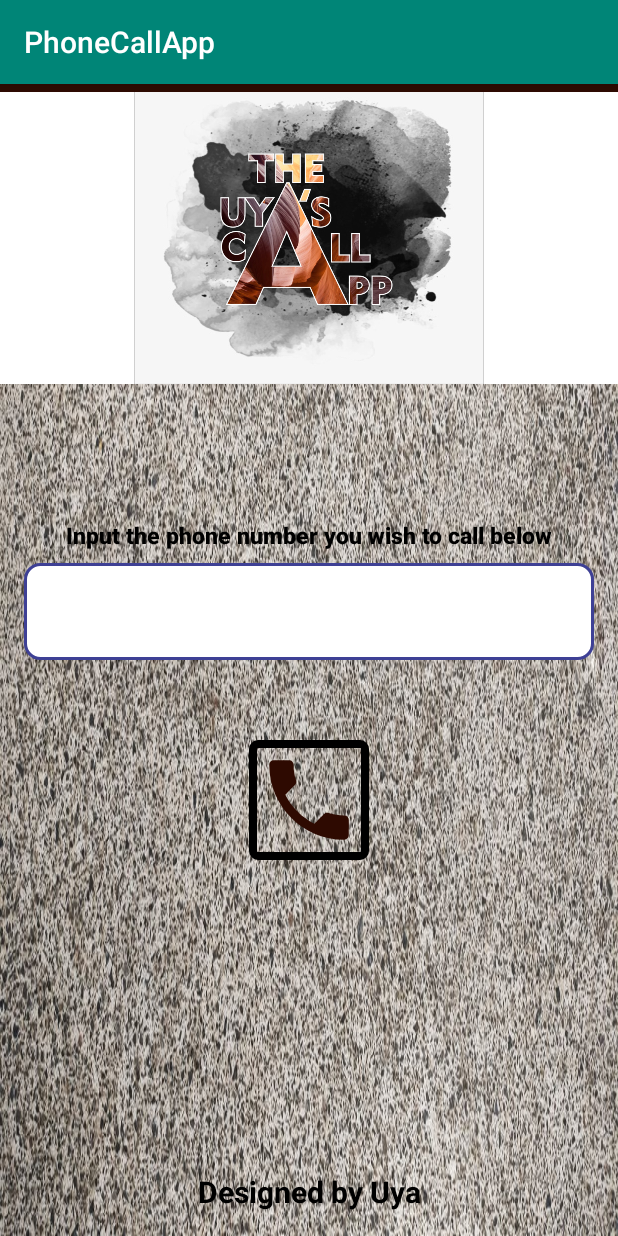
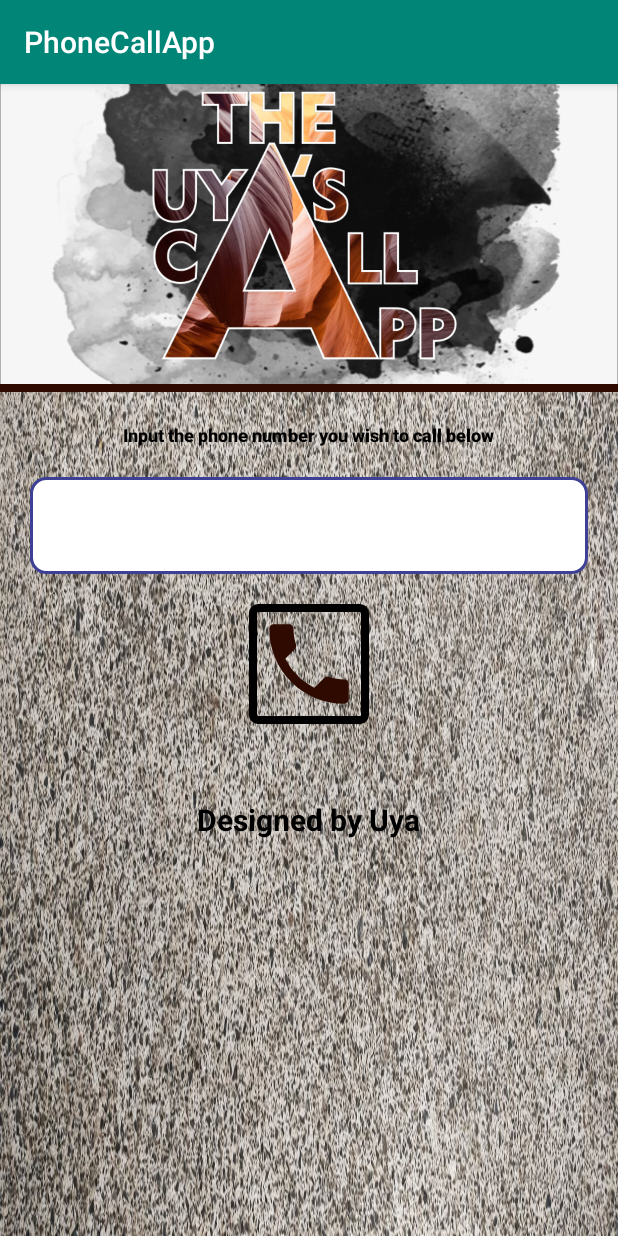
Before and after one commit to RayUya/PhoneCallApp, an Android app: the screen it shows after launch (MainActivity), on a phone screen of 412 x 824 dp. Run offline under Robolectric (Android 15) with nearby library versions, the phone set to English and light mode, and no system bars.

Commit message:
Permission to call

```diff
--- a/app/src/main/java/com/example/phonecallapp/MainActivity.java
+++ b/app/src/main/java/com/example/phonecallapp/MainActivity.java
@@ -2,9 +2,11 @@ package com.example.phonecallapp;
 
 import androidx.annotation.NonNull;
 import androidx.appcompat.app.AppCompatActivity;
+import androidx.core.app.ActivityCompat;
 import androidx.core.content.ContextCompat;
 
 import android.Manifest;
+import android.app.Activity;
 import android.content.Intent;
 import android.content.pm.PackageManager;
 import android.net.Uri;
@@ -43,8 +45,10 @@ public class MainActivity extends AppCompatActivity {
 
         if (number.trim().length() > 0) {
 
-            if (ContextCompat.checkSelfPermission(MainActivity.this, Manifest.permission.CALL_PHONE) != PackageManager.PERMISSION_GRANTED) {
+            if (ContextCompat.checkSelfPermission(MainActivity.this,
+                    Manifest.permission.CALL_PHONE) != PackageManager.PERMISSION_GRANTED) {
 
+                ActivityCompat.requestPermissions(MainActivity.this, new String[] {Manifest.permission.CALL_PHONE}, REQUEST_CALL);
 
             } else {
 
--- a/app/src/main/res/layout/activity_main.xml
+++ b/app/src/main/res/layout/activity_main.xml
@@ -1,9 +1,10 @@
 <?xml version="1.0" encoding="utf-8"?>
-<androidx.constraintlayout.widget.ConstraintLayout xmlns:android="http://schemas.android.com/apk/res/android"
+<LinearLayout xmlns:android="http://schemas.android.com/apk/res/android"
     xmlns:app="http://schemas.android.com/apk/res-auto"
     xmlns:tools="http://schemas.android.com/tools"
     android:layout_width="match_parent"
     android:layout_height="match_parent"
+    android:orientation="vertical"
     android:background="@drawable/background"
     tools:context=".MainActivity">
 
@@ -13,84 +14,60 @@
         android:layout_height="200dp"
         android:background="@color/white"
         android:fitsSystemWindows="true"
-        app:layout_constraintTop_toTopOf="parent"
+        android:scaleType="centerCrop"
         app:srcCompat="@drawable/mycallapplogo"
         tools:layout_editor_absoluteX="0dp" />
+
+
+    <View
+        android:id="@+id/view"
+        android:layout_width="match_parent"
+        android:layout_height="5dp"
+        android:background="@color/deep_brown" />
+
+
+    <TextView
+        android:id="@+id/textView2"
+        android:layout_width="wrap_content"
+        android:layout_height="wrap_content"
+        android:fontFamily="sans-serif-black"
+        android:layout_gravity="center"
+        android:layout_marginTop="20dp"
+        android:text="Input the phone number you wish to call below"
+        android:textColor="@color/black"
+        android:textSize="12sp"
+        android:textStyle="bold" />
 
     <EditText
         android:id="@+id/edit_text_number"
         android:layout_width="match_parent"
         android:layout_height="wrap_content"
-        android:layout_marginLeft="16dp"
-        android:layout_marginRight="16dp"
+        android:layout_marginLeft="20dp"
+        android:layout_marginRight="20dp"
+        android:layout_marginTop="20dp"
         android:background="@drawable/text_view_shape"
         android:inputType="phone"
-        android:padding="20dp"
-        app:layout_constraintBottom_toBottomOf="parent"
-        app:layout_constraintHorizontal_bias="0.0"
-        app:layout_constraintLeft_toLeftOf="parent"
-        app:layout_constraintRight_toRightOf="parent"
-        app:layout_constraintTop_toTopOf="parent"
-        app:layout_constraintVertical_bias="0.454" />
+        android:padding="20dp" />
 
     <ImageView
         android:id="@+id/phone_icon"
         android:layout_width="80dp"
         android:layout_height="80dp"
-        android:layout_marginStart="8dp"
-        android:layout_marginTop="8dp"
-        android:layout_marginEnd="8dp"
-        android:layout_marginBottom="8dp"
+        android:layout_gravity="center"
+        android:layout_marginTop="20dp"
         android:background="@drawable/field"
-        app:layout_constraintBottom_toTopOf="@+id/developer"
-        app:layout_constraintEnd_toEndOf="parent"
-        app:layout_constraintStart_toStartOf="parent"
-        app:layout_constraintTop_toBottomOf="@+id/edit_text_number"
-        app:layout_constraintVertical_bias="0.186"
         app:srcCompat="@drawable/ic_phone_" />
 
     <TextView
         android:id="@+id/developer"
         android:layout_width="wrap_content"
         android:layout_height="wrap_content"
-        android:layout_marginStart="8dp"
-        android:layout_marginEnd="8dp"
-        android:layout_marginBottom="16dp"
         android:fontFamily="sans-serif"
-        android:gravity="center"
+        android:layout_gravity="center"
         android:text="Designed by Uya"
+        android:layout_marginTop="50dp"
         android:textColor="@color/black"
         android:textSize="20sp"
-        android:textStyle="bold"
-        app:layout_constraintBottom_toBottomOf="parent"
-        app:layout_constraintEnd_toEndOf="parent"
-        app:layout_constraintStart_toStartOf="parent" />
+        android:textStyle="bold" />
 
-    <TextView
-        android:id="@+id/textView2"
-        android:layout_width="wrap_content"
-        android:layout_height="wrap_content"
-        android:layout_marginStart="8dp"
-        android:layout_marginEnd="8dp"
-        android:layout_marginBottom="8dp"
-        android:fontFamily="sans-serif-black"
-        android:text="Input the phone number you wish to call below"
-        android:textColor="@color/black"
-        android:textSize="15sp"
-        android:textStyle="bold"
-        app:layout_constraintBottom_toTopOf="@+id/edit_text_number"
-        app:layout_constraintEnd_toEndOf="parent"
-        app:layout_constraintStart_toStartOf="parent"
-        app:layout_constraintTop_toBottomOf="@+id/logo"
-        app:layout_constraintVertical_bias="1.0" />
-
-    <View
-        android:id="@+id/view"
-        android:layout_width="match_parent"
-        android:layout_height="5dp"
-        android:background="@color/deep_brown"
-        tools:layout_editor_absoluteX="-16dp"
-        tools:layout_editor_absoluteY="200dp" />
-
-
-</androidx.constraintlayout.widget.ConstraintLayout>
+</LinearLayout>
```
